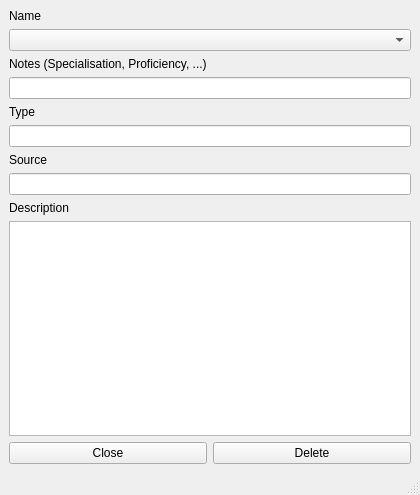
Qt form Ui_Files/FeatEdit.ui (Jhecks/Character-sheet) before a commit.
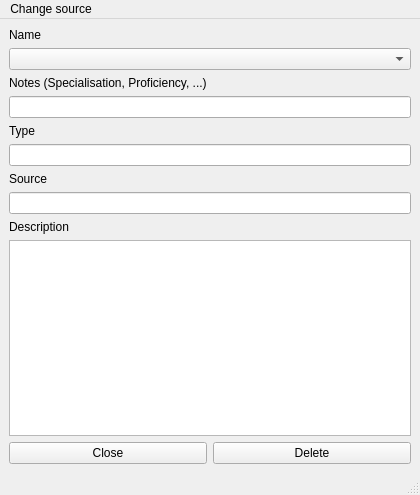
The same form after that commit.

```diff
--- a/Ui_Files/FeatEdit.ui
+++ b/Ui_Files/FeatEdit.ui
@@ -90,6 +90,12 @@
      <height>21</height>
     </rect>
    </property>
+   <widget class="QMenu" name="menuChange_source">
+    <property name="title">
+     <string>Change source</string>
+    </property>
+   </widget>
+   <addaction name="menuChange_source"/>
   </widget>
   <widget class="QStatusBar" name="statusbar"/>
  </widget>
```
